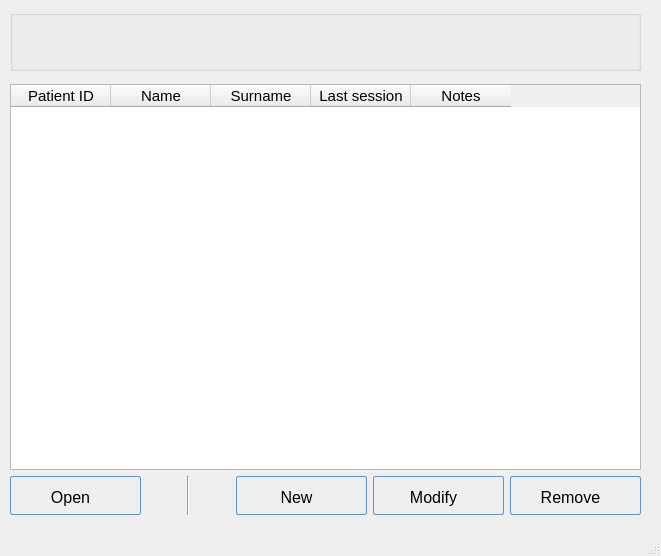
The window that POML060_v1/stagetwopatients.ui (viniltc/POML060) describes before a commit, drawn with Qt 5.
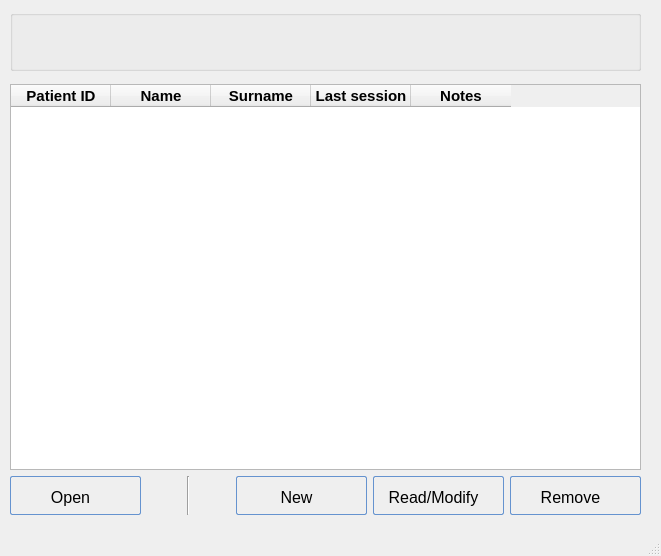
The same window after the commit. Custom widgets are drawn as their Qt base class.

The edit to the form file:
```diff
--- a/POML060_v1/stagetwopatients.ui
+++ b/POML060_v1/stagetwopatients.ui
@@ -77,8 +77,8 @@
         <property name="font">
          <font>
           <pointsize>11</pointsize>
-          <weight>50</weight>
-          <bold>false</bold>
+          <weight>75</weight>
+          <bold>true</bold>
          </font>
         </property>
        </column>
@@ -90,8 +90,8 @@
          <font>
           <family>MS Shell Dlg 2</family>
           <pointsize>11</pointsize>
-          <weight>50</weight>
-          <bold>false</bold>
+          <weight>75</weight>
+          <bold>true</bold>
          </font>
         </property>
        </column>
@@ -103,8 +103,8 @@
          <font>
           <family>MS Shell Dlg 2</family>
           <pointsize>11</pointsize>
-          <weight>50</weight>
-          <bold>false</bold>
+          <weight>75</weight>
+          <bold>true</bold>
          </font>
         </property>
        </column>
@@ -116,8 +116,8 @@
          <font>
           <family>MS Shell Dlg 2</family>
           <pointsize>11</pointsize>
-          <weight>50</weight>
-          <bold>false</bold>
+          <weight>75</weight>
+          <bold>true</bold>
          </font>
         </property>
        </column>
@@ -129,8 +129,8 @@
          <font>
           <family>MS Shell Dlg 2</family>
           <pointsize>11</pointsize>
-          <weight>50</weight>
-          <bold>false</bold>
+          <weight>75</weight>
+          <bold>true</bold>
          </font>
         </property>
        </column>
@@ -320,7 +320,7 @@
 }</string>
          </property>
          <property name="text">
-          <string>Modify</string>
+          <string>Read/Modify</string>
          </property>
         </widget>
        </item>
```
